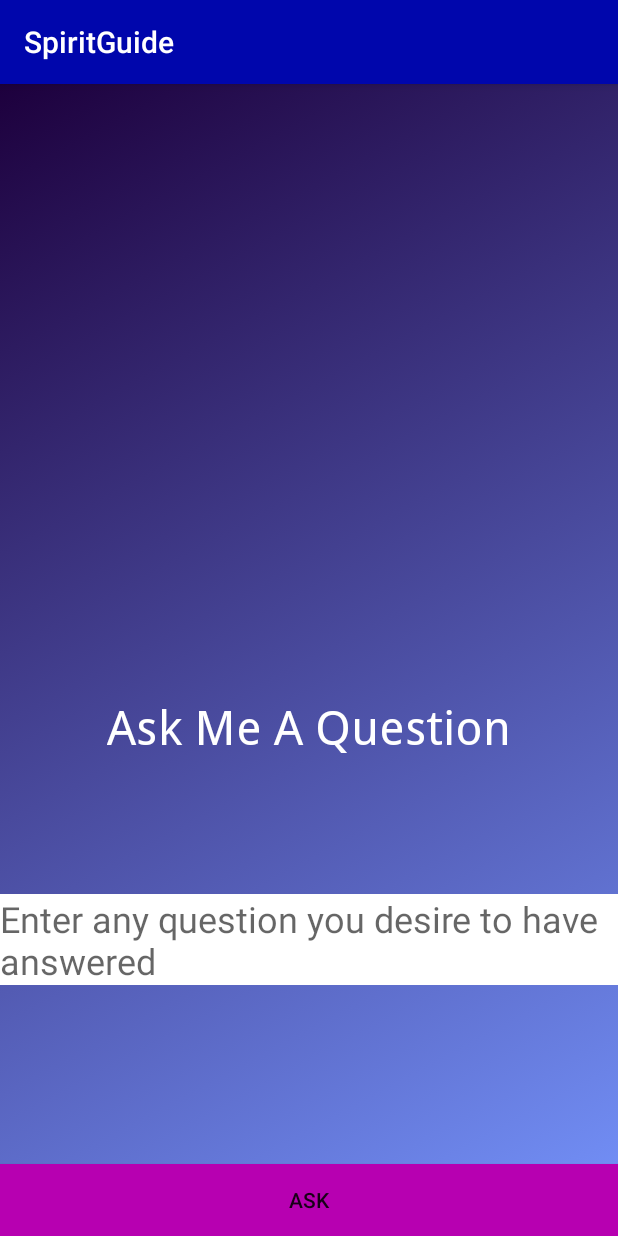
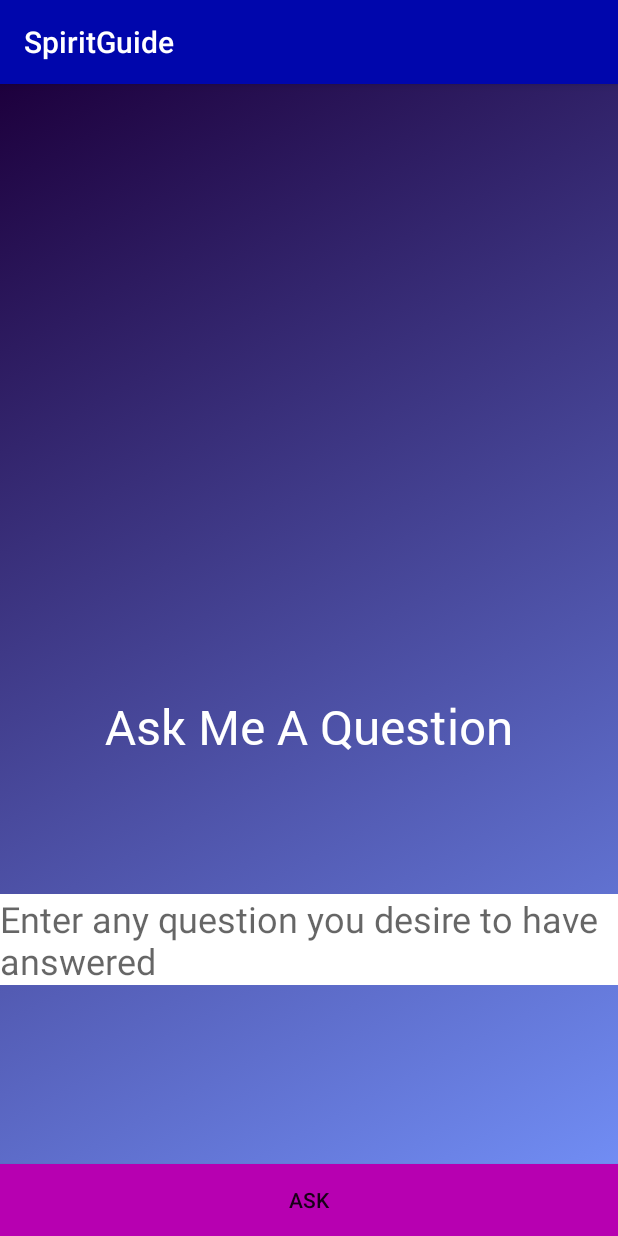
Before and after one commit to katetrahan/SpiritGuide, an Android app: the screen it shows after launch (MainActivity), on a phone screen of 412 x 824 dp. Run offline under Robolectric (Android 15) with nearby library versions, the light colour scheme and no system bars; our stand-ins replace ButterKnife, Firebase (no records; nobody signed in at launch, a user with empty details on screens opened directly).

Commit message:
add roboto font

```diff
--- a/app/src/main/java/com/example/guest/spiritguide/ui/MainActivity.java
+++ b/app/src/main/java/com/example/guest/spiritguide/ui/MainActivity.java
@@ -77,7 +77,7 @@ public class MainActivity extends AppCompatActivity implements View.OnClickListe
         setContentView(R.layout.activity_main);
         ButterKnife.bind(this);
 
-        Typeface robotoFont = Typeface.createFromAsset(getAssets(), "fonts/DroidSans.ttf");
+        Typeface robotoFont = Typeface.createFromAsset(getAssets(), "fonts/Roboto-Regular.ttf");
         mSpiritGuideTextView.setTypeface(robotoFont);
 
         container = (RelativeLayout) findViewById(R.id.container);
--- a/app/src/main/java/com/example/guest/spiritguide/ui/SolutionsActivity.java
+++ b/app/src/main/java/com/example/guest/spiritguide/ui/SolutionsActivity.java
@@ -49,7 +49,7 @@ public class SolutionsActivity extends AppCompatActivity  implements SensorEvent
         ButterKnife.bind(this);
         text = (TextView) findViewById(R.id.resultTextView);
 
-        Typeface robotoFont = Typeface.createFromAsset(getAssets(), "fonts/DroidSans.ttf");
+        Typeface robotoFont = Typeface.createFromAsset(getAssets(), "fonts/Roboto-Regular.ttf");
         mQuestionTextView.setTypeface(robotoFont);
 
         Intent intent = getIntent();
```
Also changed, not shown: app/src/main/assets/fonts/DroidSans.ttf (deleted), app/src/main/assets/fonts/Roboto-Regular.ttf (added).
